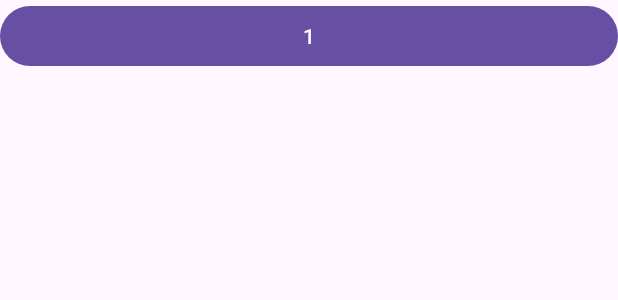
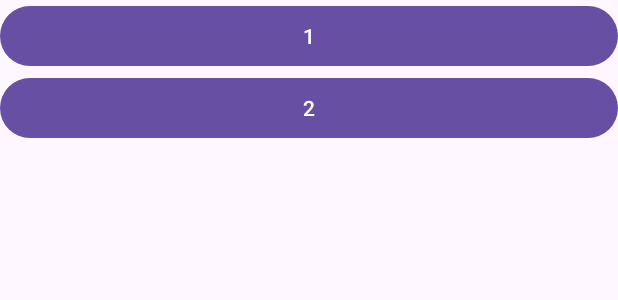
Before and after one commit to DracoSupercluster/practice4, an Android app: the layout activity_main.xml on its own in the app's theme, with its tools: preview values and no code run, on a phone screen of 412 x 824 dp. Shown: the top 300 px of the screen. Run offline under Robolectric (Android 15) with nearby library versions, the phone set to English and light mode, and no system bars.

Commit message:
feat : button 2

```diff
--- a/app/src/main/res/layout/activity_main.xml
+++ b/app/src/main/res/layout/activity_main.xml
@@ -4,6 +4,7 @@
     xmlns:tools="http://schemas.android.com/tools"
     android:layout_width="match_parent"
     android:layout_height="match_parent"
+    android:orientation="vertical"
     tools:context=".MainActivity">
 
     <Button
@@ -11,4 +12,9 @@
         android:layout_height="wrap_content"
         android:text="1" />
 
+    <Button
+        android:layout_width="match_parent"
+        android:layout_height="wrap_content"
+        android:text="2" />
+
 </androidx.appcompat.widget.LinearLayoutCompat>
```
